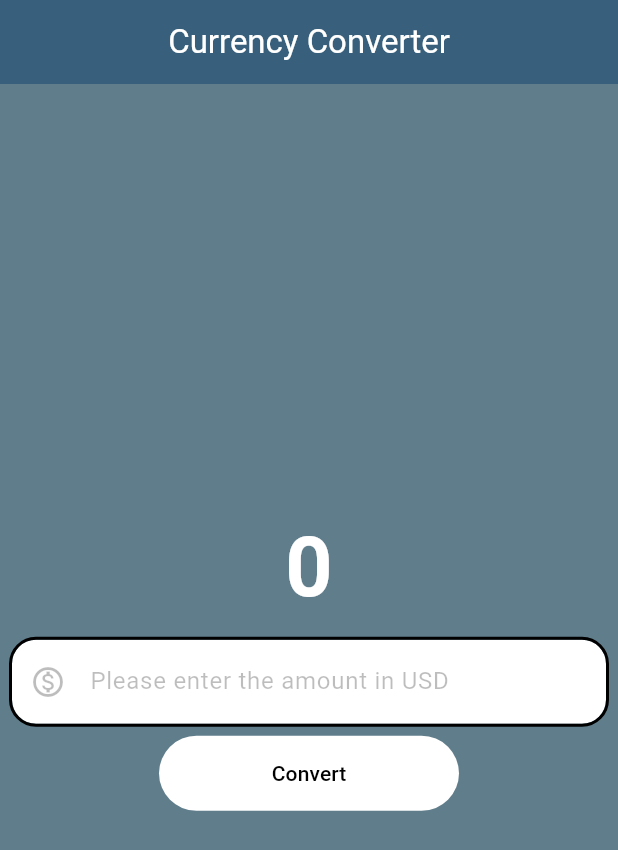
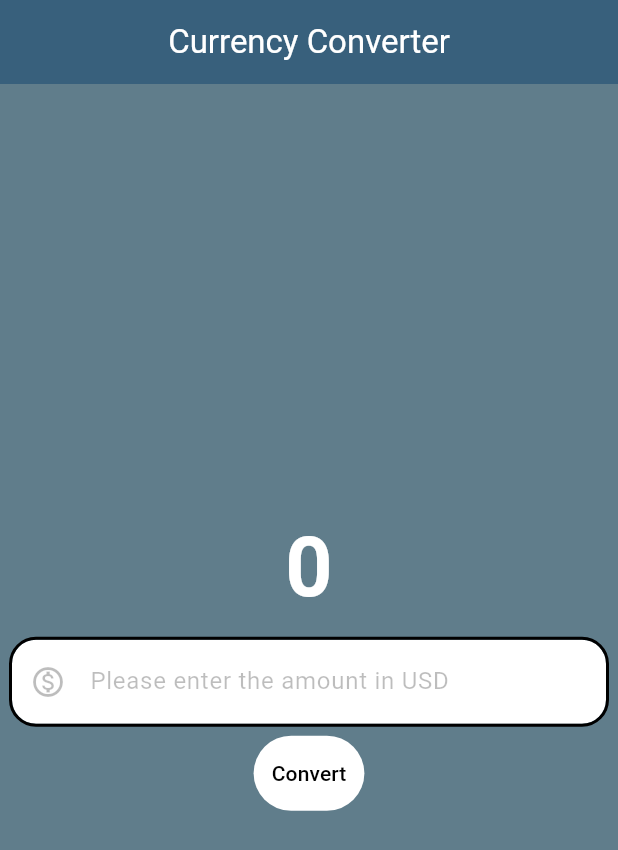
Before and after one commit to SynthiaAtieno/flutter_tutorial, a Flutter app: the screen it shows after launch, on a phone screen of 412 x 824 dp. Shown: the top 850 px of the screen. Run offline on Flutter 3.47's test engine with Material 2 defaults, Android fonts, the phone set to English and light mode, and no system bars.

Commit message:
initial commit

```diff
--- a/lib/my_home_page.dart
+++ b/lib/my_home_page.dart
@@ -60,7 +60,7 @@ class MyHomePage extends StatelessWidget {
               TextButton(
                 onPressed: () {},
                 style: const ButtonStyle(
-                  fixedSize: MaterialStatePropertyAll(Size(200, 50)),
+                  fixedSize: MaterialStatePropertyAll(Size(double.infinity, 50)),
                   foregroundColor: MaterialStatePropertyAll(Colors.black),
                   backgroundColor: MaterialStatePropertyAll(Colors.white),
                 ),
```
